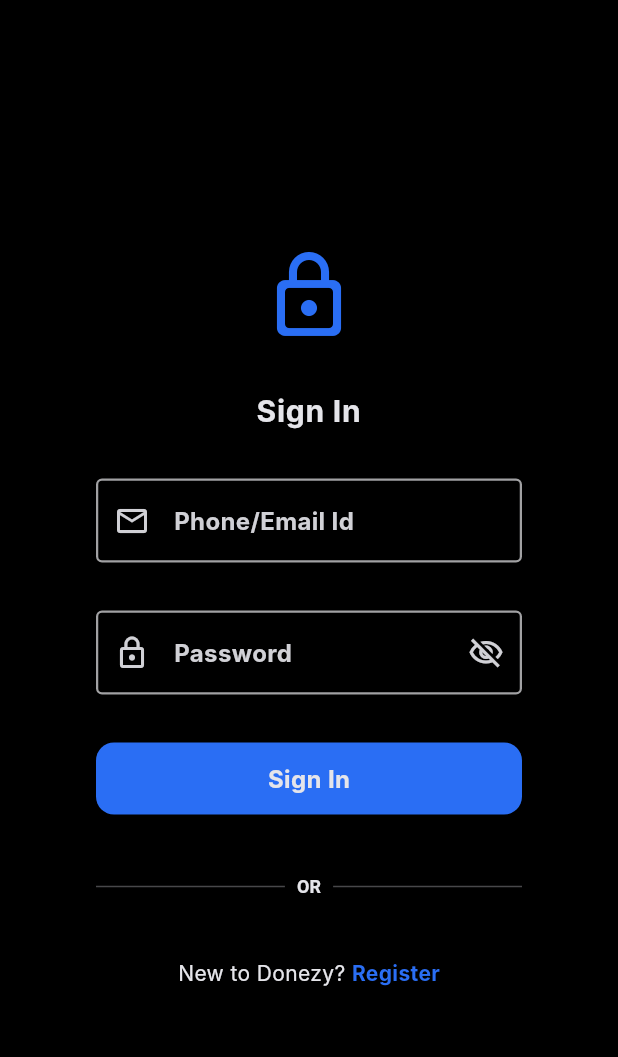
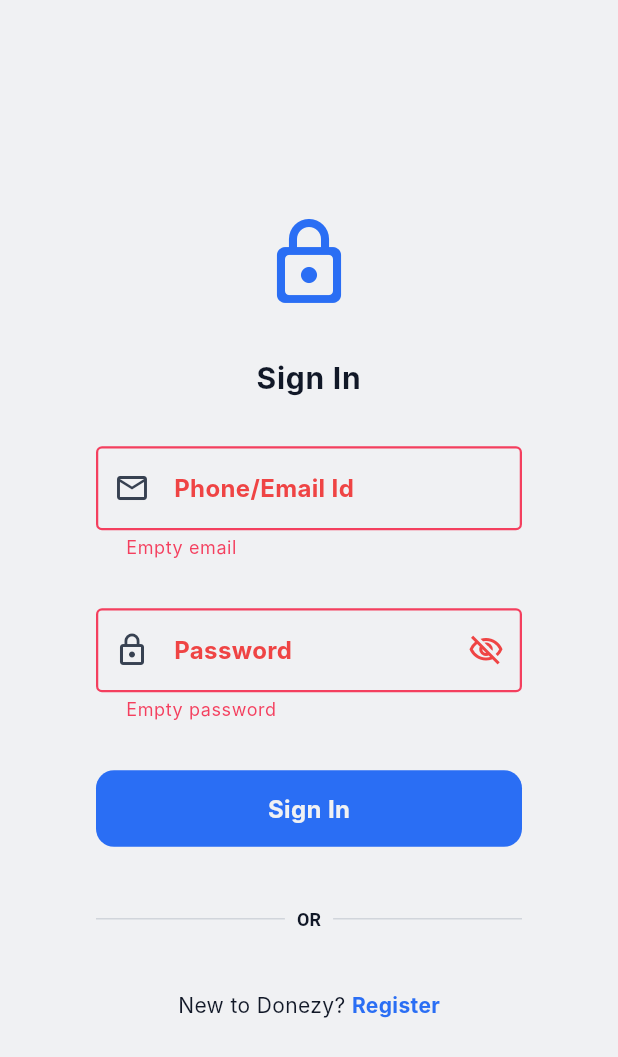
Before and after one commit to MarquiThiago/Donezy, a Flutter app: the LoginPage screen opened directly, after a tap on "Sign In", on a phone screen of 412 x 824 dp. Shown: the top 1057 px of the screen. Run offline on Flutter 3.47's test engine with Material 3 defaults, Android fonts, the phone set to English and light mode, and no system bars; our stand-ins replace cloud_firestore, dartz, equatable, firebase_auth, firebase_core, flutter_bloc and 4 more; missing offline and left inert: theme_tailor_annotation; accounts and stored records are empty; Roboto replaces fonts that are missing (Inter, Poppins).

Commit message:
feat(Auth): Add functionality to the login page

```diff
--- a/lib/main.dart
+++ b/lib/main.dart
@@ -1,7 +1,7 @@
+import 'package:donezy_app/app_shell.dart';
 import 'package:donezy_app/firebase_options.dart';
 import 'package:donezy_app/src/core/firebase/firebase_config.dart';
 import 'package:donezy_app/src/modules/common/infrastructure/injection/injection.dart';
-import 'package:donezy_app/src/modules/home/app_shell.dart';
 import 'package:firebase_core/firebase_core.dart';
 import 'package:flutter/material.dart';
 
--- a/lib/src/modules/auth/blocs/watch_auth_bloc/watch_auth_event.dart
+++ b/lib/src/modules/auth/blocs/watch_auth_bloc/watch_auth_event.dart
@@ -2,5 +2,7 @@ part of 'watch_auth_bloc.dart';
 
 @freezed
 sealed class WatchAuthEvent with _$WatchAuthEvent {
-  const factory WatchAuthEvent.watchAuthStatus() = _WatchAuthStatus;
+  const factory WatchAuthEvent.start() = _Start;
+  const factory WatchAuthEvent.update(Either<Failure, AuthStatus> result) =
+      _Update;
 }
--- /dev/null
+++ b/lib/src/modules/auth/domain/input_validators/auth_validator.dart
@@ -0,0 +1,57 @@
+import 'package:donezy_app/src/modules/auth/domain/input_validators/email_validator.dart';
+
+import 'password_validator.dart';
+
+// ignore: avoid_classes_with_only_static_members
+abstract class AuthValidators {
+  static List<PasswordValidator>? validatePassword(String? password) {
+    final List<PasswordValidator> checks = [];
+
+    if (password == null || password.isEmpty) {
+      checks.add(PasswordValidator.empty);
+    } else {
+      if (password.length < 6) {
+        checks.add(PasswordValidator.tooShort);
+      }
+      if (!RegExp('[A-Z]').hasMatch(password)) {
+        checks.add(PasswordValidator.noUppercase);
+      }
+      if (!RegExp('[a-z]').hasMatch(password)) {
+        checks.add(PasswordValidator.noLowercase);
+      }
+      if (!RegExp('[0-9]').hasMatch(password)) {
+        checks.add(PasswordValidator.noNumber);
+      }
+      if (!RegExp(r'[!@#$%^&*(),.?":{}|<>]').hasMatch(password)) {
+        checks.add(PasswordValidator.noSpecialChar);
+      }
+    }
+
+    if (checks.isNotEmpty) {
+      return checks;
+    }
+
+    return null;
+  }
+
+  static List<EmailValidator>? validateEmail(String? email) {
+    final List<EmailValidator> checks = [];
+
+    if (email == null || email.isEmpty) {
+      checks.add(EmailValidator.empty);
+    } else {
+      final emailRegex = RegExp(
+        r'^[a-zA-Z0-9._%+-]+@[a-zA-Z0-9.-]+\.[a-zA-Z]{2,}$',
+      );
+      if (!emailRegex.hasMatch(email)) {
+        checks.add(EmailValidator.invalidEmail);
+      }
+    }
+
+    if (checks.isNotEmpty) {
+      return checks;
+    }
+
+    return null;
+  }
+}
--- /dev/null
+++ b/lib/src/modules/auth/domain/input_validators/email_validator.dart
@@ -0,0 +1 @@
+enum EmailValidator { empty, invalidEmail }
--- /dev/null
+++ b/lib/src/modules/auth/domain/input_validators/email_validator_translation.dart
@@ -0,0 +1,9 @@
+import 'package:donezy_app/src/modules/auth/domain/input_validators/email_validator.dart';
+import 'package:flutter/material.dart';
+
+extension EmailValidatorTranslation on EmailValidator {
+  String translate(BuildContext context) => switch (this) {
+    EmailValidator.empty => 'Empty email',
+    EmailValidator.invalidEmail => 'Invalid email',
+  };
+}
--- /dev/null
+++ b/lib/src/modules/auth/domain/input_validators/password_validator.dart
@@ -0,0 +1,8 @@
+enum PasswordValidator {
+  empty,
+  tooShort,
+  noUppercase,
+  noLowercase,
+  noNumber,
+  noSpecialChar,
+}
--- /dev/null
+++ b/lib/src/modules/auth/domain/input_validators/password_validator_translation.dart
@@ -0,0 +1,13 @@
+import 'package:donezy_app/src/modules/auth/domain/input_validators/password_validator.dart';
+import 'package:flutter/material.dart';
+
+extension PasswordValidatorTranslation on PasswordValidator {
+  String translate(BuildContext context) => switch (this) {
+    PasswordValidator.empty => 'Empty password',
+    PasswordValidator.tooShort => 'Too short password',
+    PasswordValidator.noUppercase => 'No uppercase in password',
+    PasswordValidator.noLowercase => 'No lowercase in password',
+    PasswordValidator.noNumber => 'No number in password',
+    PasswordValidator.noSpecialChar => 'No special character in password',
+  };
+}
--- a/lib/src/modules/auth/domain/usecases/watch_auth_status_usecase.dart
+++ b/lib/src/modules/auth/domain/usecases/watch_auth_status_usecase.dart
@@ -4,7 +4,7 @@ import 'package:donezy_app/src/modules/auth/domain/auth_status.dart';
 import 'package:donezy_app/src/modules/common/domain/failure/failure.dart';
 import 'package:injectable/injectable.dart';
 
-@injectable
+@singleton
 class WatchAuthStatusUseCase {
   const WatchAuthStatusUseCase(this._authRepository);
 
--- a/lib/src/modules/auth/infrastructure/auth_repository_impl.dart
+++ b/lib/src/modules/auth/infrastructure/auth_repository_impl.dart
@@ -13,7 +13,7 @@ import 'package:donezy_app/src/modules/common/infrastructure/exception_handle.da
 import 'package:firebase_auth/firebase_auth.dart';
 import 'package:injectable/injectable.dart';
 
-@LazySingleton(as: AuthRepository)
+@Singleton(as: AuthRepository)
 class AuthRepositoryImpl implements AuthRepository {
   AuthRepositoryImpl(this._firebaseAuth, this._firestore) {
     unawaited(_init());
@@ -22,7 +22,7 @@ class AuthRepositoryImpl implements AuthRepository {
   final FirebaseAuth _firebaseAuth;
   final FirebaseFirestore _firestore;
 
-  late final StreamSubscription<User?>? _authStateSubscription;
+  StreamSubscription<User?>? _authStateSubscription;
   final StreamController<Either<Failure, AuthStatus>> _controller =
       StreamController.broadcast();
 
--- a/lib/src/modules/auth/presentation/pages/login_page.dart
+++ b/lib/src/modules/auth/presentation/pages/login_page.dart
@@ -1,8 +1,24 @@
 import 'package:design_system/design_system_export.dart';
+import 'package:donezy_app/src/modules/auth/blocs/sign_in_bloc/sign_in_bloc.dart';
+import 'package:donezy_app/src/modules/auth/blocs/sign_up_bloc/sign_up_bloc.dart';
+import 'package:donezy_app/src/modules/auth/domain/input_validators/auth_validator.dart';
+import 'package:donezy_app/src/modules/auth/domain/input_validators/email_validator_translation.dart';
+import 'package:donezy_app/src/modules/auth/domain/input_validators/password_validator_translation.dart';
+import 'package:donezy_app/src/modules/common/domain/const/const_strings.dart';
 import 'package:flutter/material.dart';
+import 'package:flutter_bloc/flutter_bloc.dart';
 
-class LoginPage extends StatelessWidget {
+class LoginPage extends StatefulWidget {
   const LoginPage({super.key});
+
+  @override
+  State<LoginPage> createState() => _LoginPageState();
+}
+
+class _LoginPageState extends State<LoginPage> {
+  final _formKey = GlobalKey<FormState>();
+  final _emailController = TextEditingController();
+  final _passwordController = TextEditingController();
 
   @override
   Widget build(BuildContext context) {
@@ -10,6 +26,8 @@ class LoginPage extends StatelessWidget {
     final colorScheme = theme.colorScheme;
     return Scaffold(
       body: SafeArea(
+        child: Form(
+          key: _formKey,
           child: Center(
             child: SingleChildScrollView(
               padding: const EdgeInsets.symmetric(horizontal: DSSpace.xxLarge),
@@ -24,22 +42,30 @@ class LoginPage extends StatelessWidget {
                     color: colorScheme.primary,
                   ),
                   Text(
-                  'Sign In',
+                    ConstStrings.signIn,
                     style: theme.textTheme.headlineMedium?.copyWith(
                       fontWeight: FontWeight.bold,
                     ),
                     textAlign: TextAlign.center,
                   ),
                   TextFormField(
+                    controller: _emailController,
+                    validator: (value) => AuthValidators.validateEmail(
+                      value,
+                    )?.first.translate(context),
                     decoration: const InputDecoration(
-                    labelText: 'Phone/Email Id',
+                      labelText: ConstStrings.phoneEmailId,
                       prefixIcon: Icon(Icons.email_outlined),
                     ),
                     keyboardType: TextInputType.emailAddress,
                   ),
                   TextFormField(
+                    controller: _passwordController,
+                    validator: (value) => AuthValidators.validatePassword(
+                      value,
+                    )?.first.translate(context),
                     decoration: InputDecoration(
-                    labelText: 'Password',
+                      labelText: ConstStrings.password,
                       prefixIcon: const Icon(Icons.lock_outline),
                       suffixIcon: IconButton(
                         icon: const Icon(Icons.visibility_off_outlined),
@@ -48,7 +74,10 @@ class LoginPage extends StatelessWidget {
                     ),
                     obscureText: true,
                   ),
-                ElevatedButton(onPressed: () {}, child: const Text('Sign In')),
+                  ElevatedButton(
+                    onPressed: () => _onLoginPressed(context),
+                    child: const Text(ConstStrings.signIn),
+                  ),
                   Row(
                     children: [
                       const Expanded(child: Divider()),
@@ -56,7 +85,10 @@ class LoginPage extends StatelessWidget {
                         padding: const EdgeInsets.symmetric(
                           horizontal: DSSpace.small,
                         ),
-                      child: Text('OR', style: theme.textTheme.labelLarge),
+                        child: Text(
+                          ConstStrings.or,
+                          style: theme.textTheme.labelLarge,
+                        ),
                       ),
                       const Expanded(child: Divider()),
                     ],
@@ -85,11 +117,14 @@ class LoginPage extends StatelessWidget {
                   Row(
                     mainAxisAlignment: MainAxisAlignment.center,
                     children: [
-                    Text('New to Donezy? ', style: theme.textTheme.bodyMedium),
+                      Text(
+                        ConstStrings.newToDonezy,
+                        style: theme.textTheme.bodyMedium,
+                      ),
                       GestureDetector(
                         onTap: () {},
                         child: Text(
-                        'Register',
+                          ConstStrings.register,
                           style: theme.textTheme.bodyMedium?.copyWith(
                             color: colorScheme.primary,
                             fontWeight: FontWeight.bold,
@@ -103,7 +138,19 @@ class LoginPage extends StatelessWidget {
             ),
           ),
         ),
+      ),
     );
+  }
+
+  void _onLoginPressed(BuildContext context) {
+    if (_formKey.currentState!.validate()) {
+      context.read<SignUpBloc>().add(
+        SignUpEvent.signUpWithEmailAndPassword(
+          email: _emailController.text,
+          password: _passwordController.text,
+        ),
+      );
+    }
   }
 }
 
--- /dev/null
+++ b/lib/src/modules/common/domain/const/const_strings.dart
@@ -0,0 +1,29 @@
+/// Classe abstrata que contém todas as strings constantes do aplicativo
+/// Organizadas por módulos para facilitar a manutenção
+abstract class ConstStrings {
+  // Construtor privado para evitar instanciação
+  ConstStrings._();
+
+  // ===== AUTH MODULE =====
+  static const String signIn = 'Sign In';
+  static const String phoneEmailId = 'Phone/Email Id';
+  static const String password = 'Password';
+  static const String or = 'OR';
+  static const String newToDonezy = 'New to Donezy? ';
+  static const String register = 'Register';
+
+  // ===== HOME MODULE =====
+  static const String notes = 'Notes';
+  static const String tasks = 'Tasks';
+
+  // ===== NOTE MODULE =====
+  static const String takeNotes = 'Take Notes';
+  static const String data = 'data';
+
+  // ===== TASK MODULE =====
+  static const String makeTasks = 'Make Tasks';
+
+  // ===== ERROR MESSAGES =====
+  static const String error = 'Error';
+  static const String errorGettingAuthState = 'Error getting auth state';
+}
--- a/lib/src/modules/common/infrastructure/firebase/firebase_injectable_modules.dart
+++ b/lib/src/modules/common/infrastructure/firebase/firebase_injectable_modules.dart
@@ -1,10 +1,14 @@
 import 'package:cloud_firestore/cloud_firestore.dart';
+import 'package:firebase_auth/firebase_auth.dart';
 import 'package:injectable/injectable.dart';
 
 @module
 abstract class FirebaseInjectableModules {
   @lazySingleton
   FirebaseFirestore get firestore => FirebaseFirestore.instance;
+
+  @singleton
+  FirebaseAuth get firebaseAuth => FirebaseAuth.instance;
 
   // @lazySingleton
   // FirebaseStorage get storage => FirebaseStorage.instance;
--- a/lib/src/modules/common/infrastructure/injection/injection.dart
+++ b/lib/src/modules/common/infrastructure/injection/injection.dart
@@ -7,6 +7,6 @@ final GetIt getIt = GetIt.instance;
 
 @InjectableInit(preferRelativeImports: true)
 Future<void> configureInjection() async {
-  await getIt.init();
+  getIt.init();
   await getIt.allReady();
 }
--- a/lib/src/modules/home/app_shell.dart
+++ /dev/null
@@ -1,50 +0,0 @@
-import 'package:design_system/design_system_export.dart';
-import 'package:donezy_app/src/modules/auth/presentation/pages/login_page.dart';
-import 'package:donezy_app/src/modules/note/presentation/pages/notes_page.dart';
-import 'package:flutter/material.dart';
-import 'package:google_nav_bar/google_nav_bar.dart';
-
-class AppShell extends StatefulWidget {
-  const AppShell({super.key});
-
-  @override
-  State<AppShell> createState() => _AppShellState();
-}
-
-class _AppShellState extends State<AppShell> {
-  final List<Widget> pages = const [NotesPage(), LoginPage()];
-  int index = 0;
-
-  @override
-  Widget build(BuildContext context) {
-    final themeColor = Theme.of(context).colorScheme;
-    return MaterialApp(
-      theme: DSTheme.darkThemeData,
-      home: Scaffold(
-        body: pages[index],
-        bottomNavigationBar: Material(
-          child: Padding(
-            padding: const EdgeInsets.symmetric(vertical: DSSpace.xLarge),
-            child: GNav(
-              backgroundColor: Colors.transparent,
-              padding: EdgeInsetsGeometry.symmetric(
-                horizontal: DSSpace.xxLarge,
-                vertical: DSSpace.medium,
-              ),
-              gap: DSSpace.xSmall,
-              tabMargin: EdgeInsets.symmetric(horizontal: DSSpace.medium),
-              tabBackgroundColor: Colors.indigoAccent,
-              tabs: [
-                GButton(icon: Icons.notes, text: 'Notes'),
-                GButton(icon: Icons.task, text: 'Tasks'),
-              ],
-              onTabChange: (newIndex) => setState(() {
-                index = newIndex;
-              }),
-            ),
-          ),
-        ),
-      ),
-    );
-  }
-}
--- a/lib/src/modules/note/presentation/pages/notes_page.dart
+++ b/lib/src/modules/note/presentation/pages/notes_page.dart
@@ -1,4 +1,5 @@
 import 'package:design_system/design_system_export.dart';
+import 'package:donezy_app/src/modules/common/domain/const/const_strings.dart';
 import 'package:flutter/material.dart';
 
 class NotesPage extends StatelessWidget {
@@ -9,14 +10,15 @@ class NotesPage extends StatelessWidget {
     return Scaffold(
       appBar: AppBar(
         centerTitle: false,
-        title: Text("Take Notes"),
+        title: Text(ConstStrings.takeNotes),
         elevation: 0,
       ),
       body: ListView.separated(
         padding: EdgeInsets.all(DSSpace.small),
         separatorBuilder: (context, index) => DSBoxSpace.small(),
         itemCount: 20,
-        itemBuilder: (context, index) => ListTile(title: Text('data')),
+        itemBuilder: (context, index) =>
+            ListTile(title: Text(ConstStrings.data)),
       ),
     );
   }
--- a/lib/src/modules/task/presentation/pages/task_page.dart
+++ b/lib/src/modules/task/presentation/pages/task_page.dart
@@ -1,3 +1,4 @@
+import 'package:donezy_app/src/modules/common/domain/const/const_strings.dart';
 import 'package:flutter/material.dart';
 
 class TaskPage extends StatelessWidget {
@@ -8,7 +9,7 @@ class TaskPage extends StatelessWidget {
     return Scaffold(
       appBar: AppBar(
         centerTitle: false,
-        title: Text("Make Tasks"),
+        title: Text(ConstStrings.makeTasks),
         elevation: 0,
       ),
     );
--- a/packages/design_system/lib/src/theme/base/ds_theme_properties.dart
+++ b/packages/design_system/lib/src/theme/base/ds_theme_properties.dart
@@ -14,7 +14,7 @@ final _dsButtonStyle = ButtonStyle(
   padding: WidgetStateProperty.all(
     const EdgeInsets.symmetric(
       horizontal: DSSpace.medium,
-      vertical: DSSpace.small,
+      vertical: DSSpace.medium,
     ),
   ),
   elevation: WidgetStateProperty.all(0),
```
Also changed, not shown: lib/app_shell.dart (added, +53 -0 lines), lib/src/modules/auth/blocs/watch_auth_bloc/watch_auth_bloc.dart (+11 -12 lines), lib/src/modules/home/initial_screen.dart (added, +47 -0 lines), lib/src/modules/auth/blocs/watch_auth_bloc/watch_auth_bloc.freezed.dart, lib/src/modules/common/infrastructure/injection/injection.config.dart. Lines whose indentation alone changed are shown as unchanged.
